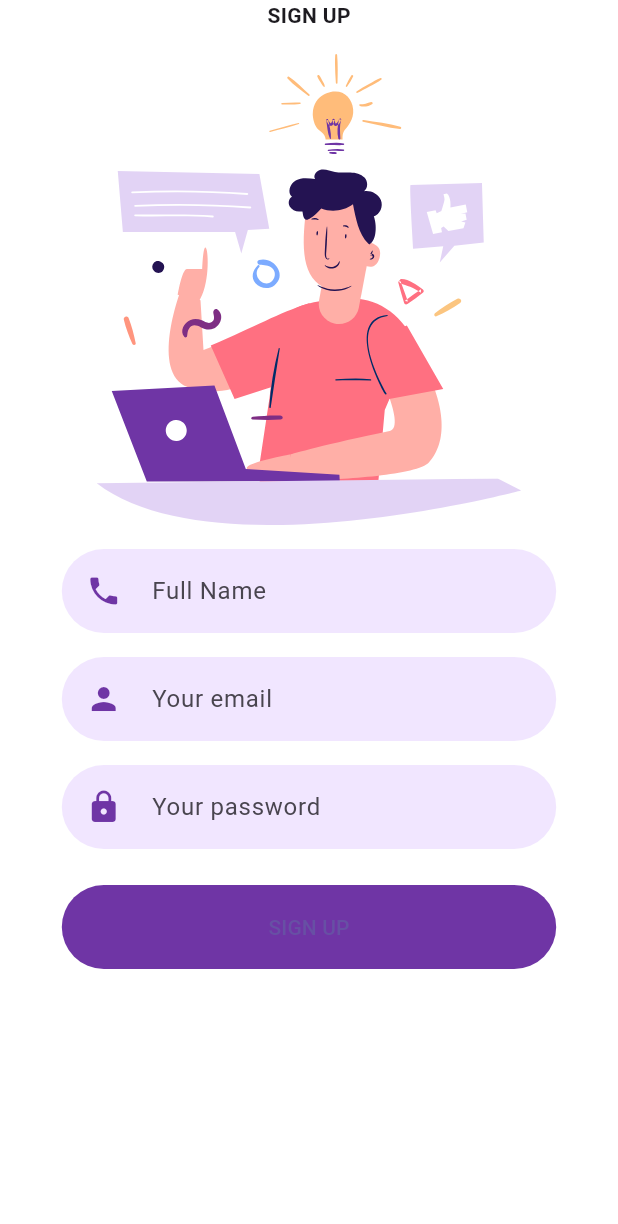
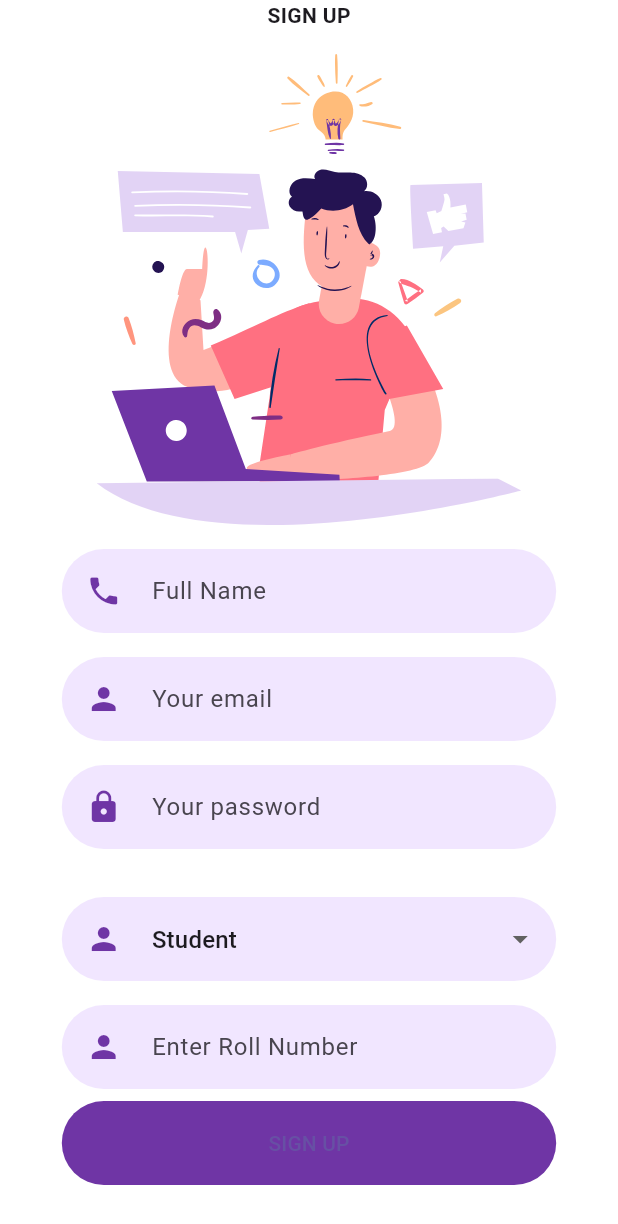
Before and after one commit to saini128/capstone-project, a Flutter app: the SignUpScreen screen opened directly, on a phone screen of 412 x 824 dp. Shown: the top 1224 px of the screen. Run offline on Flutter 3.47's test engine with Material 3 defaults, Android fonts, the phone set to English and light mode, and no system bars; our stand-ins replace cloud_firestore, firebase_auth, firebase_core, flutter_svg; missing offline and left inert: flutter_barcode_scanner, flutter_stripe; accounts and stored records are empty.

Commit message:
updating signup form

```diff
--- a/client_app/lib/Screens/Signup/components/signup_form.dart
+++ b/client_app/lib/Screens/Signup/components/signup_form.dart
@@ -16,10 +16,12 @@ class _SignUpFormState extends State<SignUpForm> {
   String email = '';
   String password = '';
   String name = '';
+  String selectedRole = 'student';
   final _formKey = GlobalKey<FormState>();
   final TextEditingController emailController = TextEditingController();
   final TextEditingController passwordController = TextEditingController();
   final TextEditingController nameController = TextEditingController();
+  final TextEditingController idController = TextEditingController();
 
   @override
   Widget build(BuildContext context) {
@@ -82,12 +84,66 @@ class _SignUpFormState extends State<SignUpForm> {
               ),
             ),
           ),
+          Padding(
+            padding: const EdgeInsets.only(top: defaultPadding),
+            child: DropdownButtonFormField<String>(
+              value: selectedRole,
+              onChanged: (String? value) {
+                selectedRole = value!;
+              },
+              items: [
+                DropdownMenuItem<String>(
+                  value: 'student',
+                  child: Text('Student'),
+                ),
+                DropdownMenuItem<String>(
+                  value: 'teacher',
+                  child: Text('Teacher'),
+                ),
+                DropdownMenuItem<String>(
+                  value: 'guest',
+                  child: Text('Guest'),
+                ),
+              ],
+              decoration: InputDecoration(
+                hintText: "Select your role",
+                prefixIcon: Padding(
+                  padding: const EdgeInsets.all(defaultPadding),
+                  child: Icon(Icons.person),
+                ),
+              ),
+            ),
+          ),
+          Padding(
+            padding: const EdgeInsets.only(top: defaultPadding),
+            child: TextFormField(
+              keyboardType: TextInputType.emailAddress,
+              textInputAction: TextInputAction.next,
+              controller: idController,
+              cursorColor: kPrimaryColor,
+              onSaved: (em) {
+                email = em!;
+              },
+              decoration: InputDecoration(
+                hintText: selectedRole == 'student'
+                    ? "Enter Roll Number"
+                    : selectedRole == 'teacher'
+                        ? "Enter Teacher ID"
+                        : "Enter Aadhaar Number",
+                prefixIcon: Padding(
+                  padding: const EdgeInsets.all(defaultPadding),
+                  child: Icon(Icons.person),
+                ),
+              ),
+            ),
+          ),
           const SizedBox(height: defaultPadding / 2),
           ElevatedButton(
             onPressed: () async {
               if (_formKey.currentState!.validate()) {
                 _formKey.currentState!.save();
-                AuthServices.signupUser(email, password, name, context);
+                AuthServices.signupUser(email, password, name, selectedRole,
+                    idController.text, context);
               }
             },
             child: Text("Sign Up".toUpperCase()),
--- a/client_app/lib/firebase/authuser.dart
+++ b/client_app/lib/firebase/authuser.dart
@@ -6,12 +6,12 @@ import 'package:client_app/components/user.dart';
 import 'package:client_app/firebase/firebasefunction.dart';
 
 class AuthServices {
-  static signupUser(
-      String email, String password, String name, BuildContext context) async {
+  static signupUser(String email, String password, String name,
+      String selectedRole, String id, BuildContext context) async {
     try {
       await FirebaseAuth.instance
           .createUserWithEmailAndPassword(email: email, password: password);
-      addNewUser(email, name, 0.0);
+      addNewUser(email, name, 0.0, selectedRole, id);
       ScaffoldMessenger.of(context)
           .showSnackBar(SnackBar(content: Text('Registration Successful')));
     } catch (e) {
@@ -109,8 +109,8 @@ class AuthServices {
     }
   }
 
-  static Future<void> addNewUser(
-      String email, String name, double amount) async {
+  static Future<void> addNewUser(String email, String name, double amount,
+      String selectedRole, String id) async {
     try {
       CollectionReference users =
           FirebaseFirestore.instance.collection('users');
@@ -120,6 +120,8 @@ class AuthServices {
         'email': email,
         'name': name,
         'amount': amount,
+        'role': selectedRole,
+        'id': id
       });
 
       print('New user added successfully.');
```
